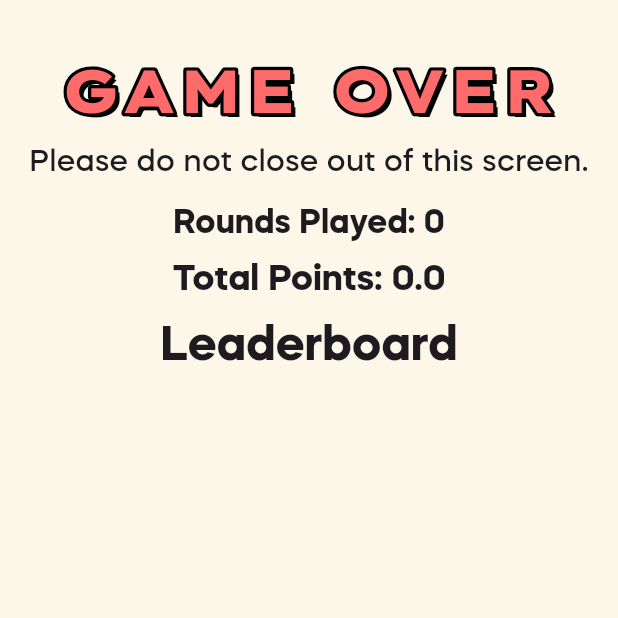
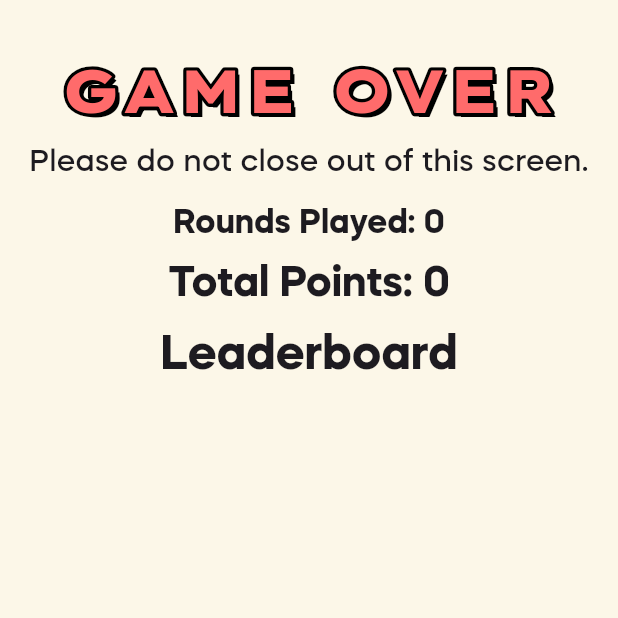
Before and after one commit to vrevolverrr/alpha, a Flutter app: the GameEndScreen screen opened directly, on a phone screen of 412 x 824 dp, the top half of it. Run offline on Flutter 3.47's test engine with Material 3 defaults, Android fonts, the light colour scheme and no system bars; our stand-ins replace auto_size_text, carousel_slider, confetti, equatable, flip_card, flutter_animate and 2 more.

Commit message:
fix: minor adjustments in game end screen

```diff
--- a/lib/ui/screens/game_end/game_end_screen.dart
+++ b/lib/ui/screens/game_end/game_end_screen.dart
@@ -27,8 +27,8 @@ class GameEndScreen extends StatelessWidget {
         Text("Rounds Played: ${gameManager.round}", style: TextStyles.bold22),
         const SizedBox(height: 5.0),
         Text(
-            "Total Points: ${gameManager.leaderboard.fold(0.0, (value, ld) => value + ld.points)}",
-            style: TextStyles.bold24),
+            "Total Points: ${gameManager.leaderboard.fold(0.0, (value, ld) => value + ld.points).toInt()}",
+            style: TextStyles.bold28),
         const SizedBox(height: 5.0),
         const Text("Leaderboard", style: TextStyles.bold32),
         const SizedBox(height: 5.0),
@@ -36,7 +36,7 @@ class GameEndScreen extends StatelessWidget {
           padding: const EdgeInsets.only(left: 20.0),
           child: SizedBox(
             width: 540.0,
-            height: MediaQuery.sizeOf(context).height - 230.0,
+            height: MediaQuery.sizeOf(context).height - 270.0,
             child: AlphaScrollbar(
               controller: _controller,
               child: SingleChildScrollView(
```
